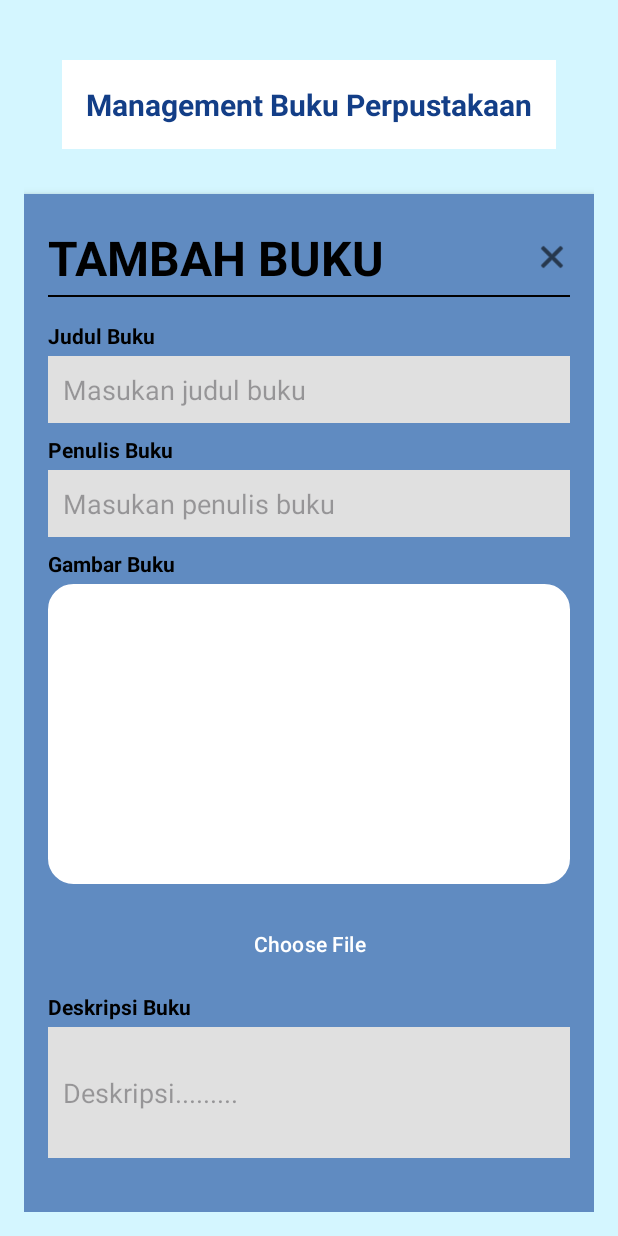
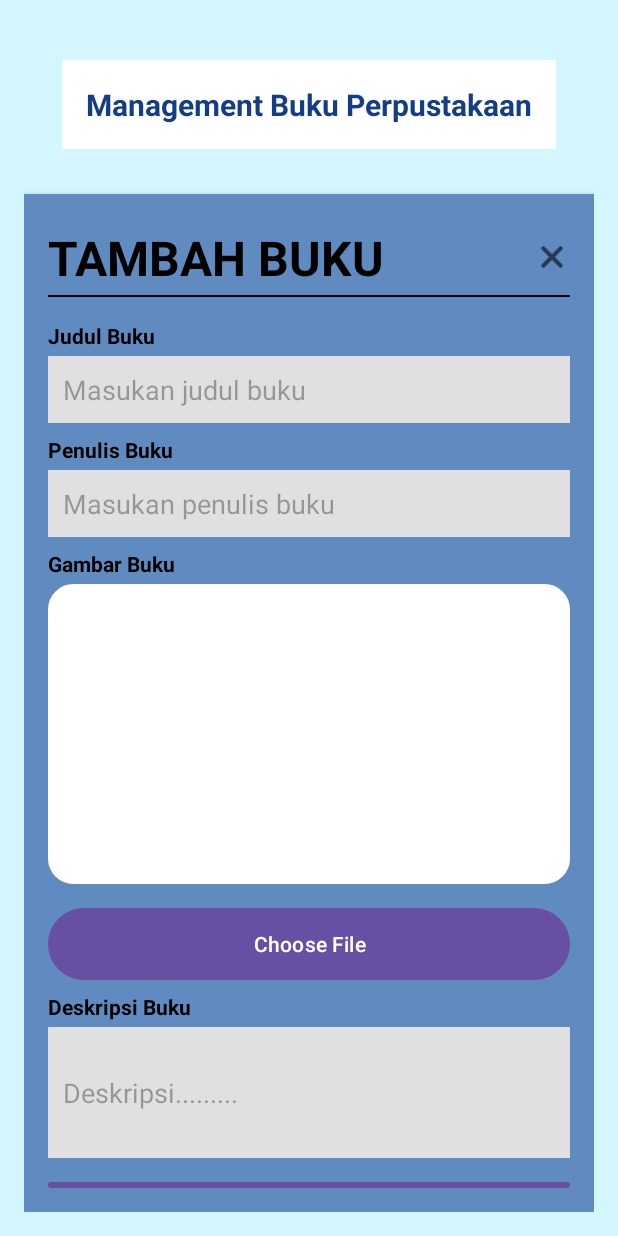
Before and after one commit to CimanCode/uts_pam, an Android app: the layout activity_add_buku.xml on its own in the app's theme, with its tools: preview values and no code run, on a phone screen of 412 x 824 dp. Run offline under Robolectric (Android 15) with nearby library versions, the phone set to English and light mode, and no system bars.

Commit message:
(+) layout

```diff
--- a/app/src/main/res/drawable/rounded.xml
+++ b/app/src/main/res/drawable/rounded.xml
@@ -1,4 +1,13 @@
-<?xml version="1.0" encoding="utf-8"?>
-<selector xmlns:android="http://schemas.android.com/apk/res/android">
+<!-- res/drawable/rounded_background.xml -->
+<shape xmlns:android="http://schemas.android.com/apk/res/android">
+    <!-- Warna latar belakang -->
+    <solid android:color="#FFFFFF" /> <!-- Sesuaikan dengan warna yang diinginkan -->
 
-</selector>
+    <!-- Radius untuk membuat sudut melengkung -->
+    <corners android:radius="50dp" /> <!-- Sesuaikan radius untuk melengkungkan sudut -->
+
+    <!-- Opsional: Tambahkan border (garis tepi) -->
+    <stroke
+        android:width="2dp"
+        android:color="#4FC3F7" /> <!-- Sesuaikan dengan warna border yang diinginkan -->
+</shape>
```
